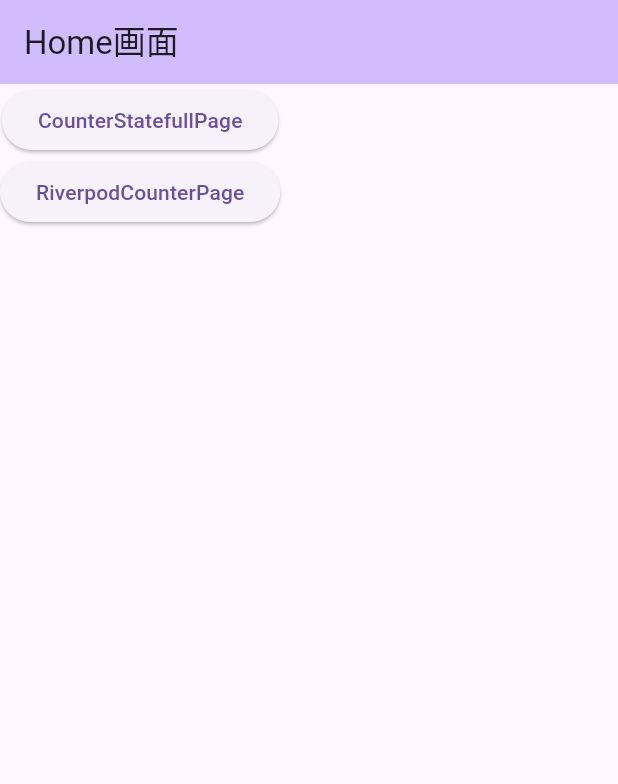
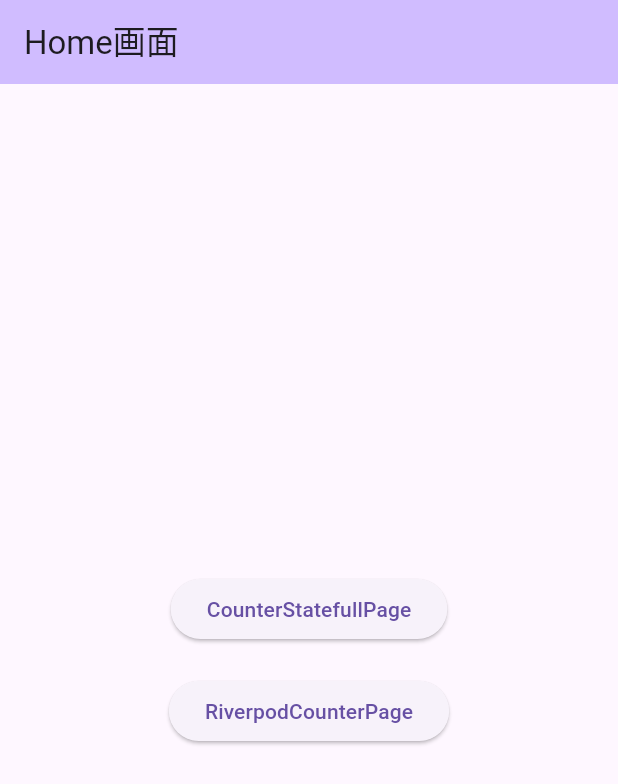
Before and after one commit to HikaruKusanagi27/riverpod_tutorial, a Flutter app: the screen it shows after launch, on a phone screen of 412 x 824 dp. Shown: the top 784 px of the screen. Run offline on Flutter 3.47's test engine with Material 3 defaults, Android fonts, the phone set to English and light mode, and no system bars; our stand-ins replace flutter_riverpod, freezed_annotation, go_router.

Commit message:
no message

```diff
--- a/lib/home_page.dart
+++ b/lib/home_page.dart
@@ -13,7 +13,9 @@ class HomePage extends StatelessWidget {
         title: const Text('Home画面'),
         backgroundColor: Theme.of(context).colorScheme.inversePrimary,
       ),
-      body: Column(
+      body: Center(
+        child: Column(
+          mainAxisAlignment: MainAxisAlignment.center,
           children: [
             ElevatedButton(
               onPressed: () {
@@ -21,16 +23,20 @@ class HomePage extends StatelessWidget {
               },
               child: const Text('CounterStatefullPage'),
             ),
+            SizedBox(height: 20),
             ElevatedButton(
               onPressed: () {
                 Navigator.push(
                   context,
-                MaterialPageRoute(builder: (context) => RiverpodCounterPage()),
+                  MaterialPageRoute(
+                    builder: (context) => RiverpodCounterPage(),
+                  ),
                 );
               },
               child: const Text('RiverpodCounterPage'),
             ),
           ],
+        ),
       ),
     );
   }
```
Lines whose indentation alone changed are shown as unchanged.
